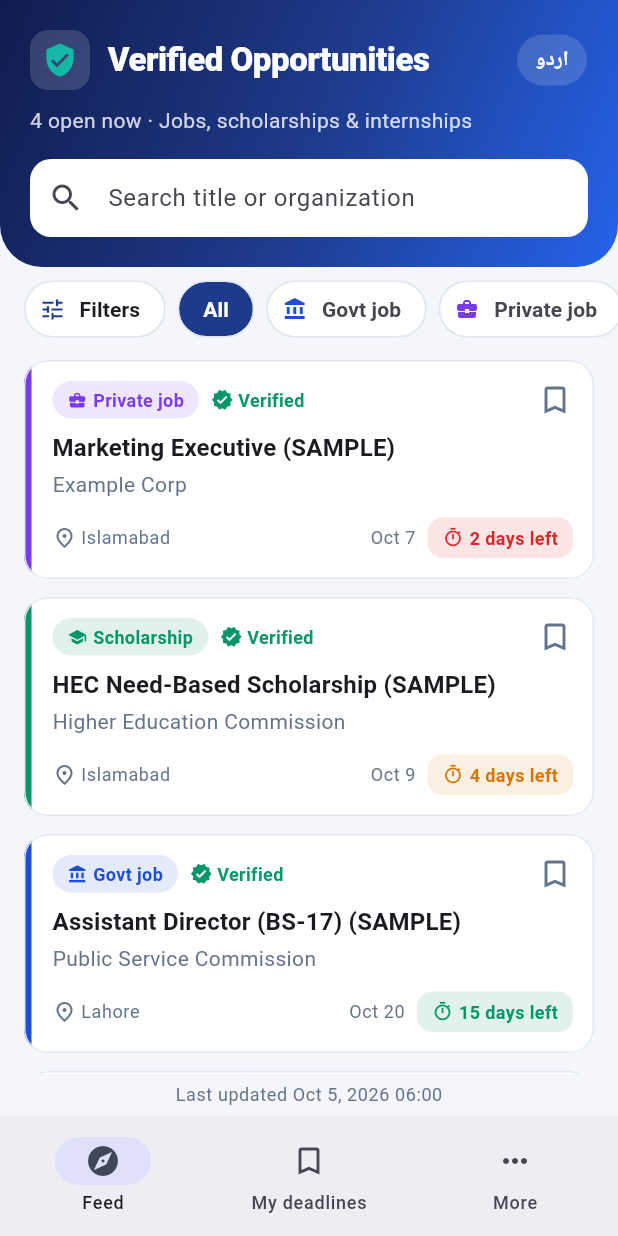
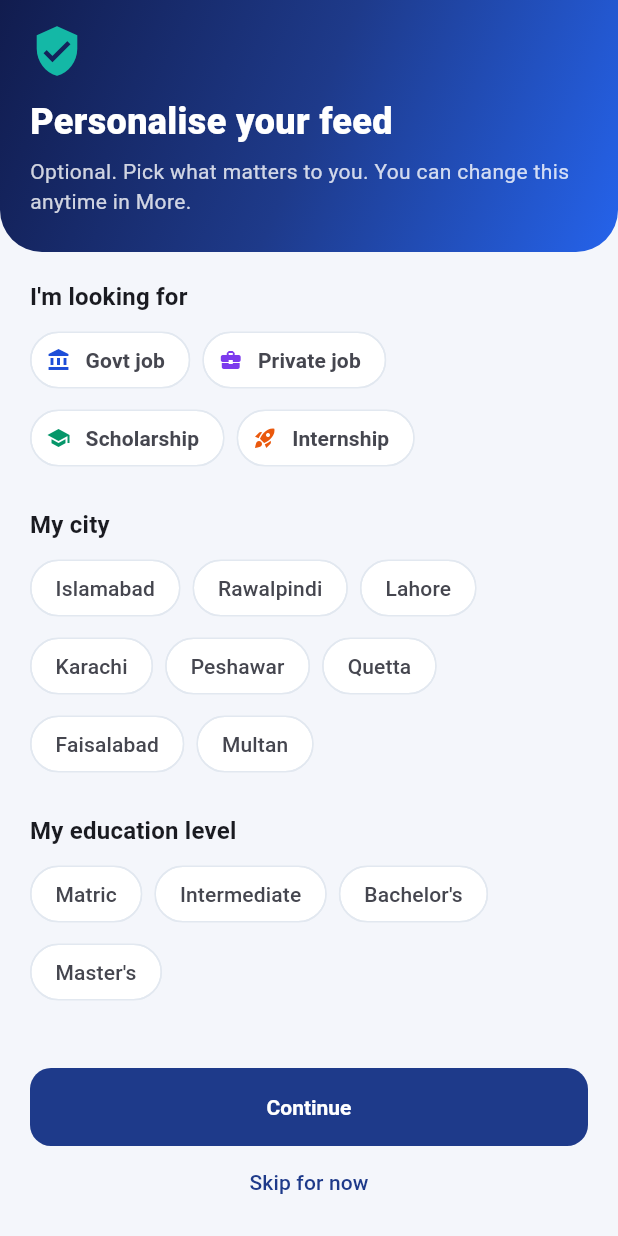
Before and after one commit to bangash40/jobs-scholarship-board, a Flutter app: the screen it shows after launch, on a phone screen of 412 x 824 dp. Run offline on Flutter 3.47's test engine with Material 3 defaults, Android fonts, the light colour scheme and no system bars; our stand-ins replace flutter_local_notifications, flutter_timezone, hive_flutter, timezone; accounts and stored records are empty.

Commit message:
Add optional interests setup and For you filter
First-launch screen (skippable) stores types, city and education on the device. Adds a For you chip, a More > My interests entry, and readable education labels.

```diff
--- a/lib/l10n/app_en.arb
+++ b/lib/l10n/app_en.arb
@@ -110,5 +110,18 @@
   "reasonFake": "Looks fake or a scam",
   "reasonExpired": "Deadline is wrong or expired",
   "reasonLink": "Link is broken or wrong",
-  "reasonOther": "Something else"
+  "reasonOther": "Something else",
+  "onboardTitle": "Personalise your feed",
+  "onboardSubtitle": "Optional. Pick what matters to you. You can change this anytime in More.",
+  "onboardTypes": "I'm looking for",
+  "onboardCity": "My city",
+  "onboardEducation": "My education level",
+  "onboardContinue": "Continue",
+  "onboardSkip": "Skip for now",
+  "forYou": "For you",
+  "moreInterests": "My interests",
+  "eduMatric": "Matric",
+  "eduInter": "Intermediate",
+  "eduBachelor": "Bachelor's",
+  "eduMaster": "Master's"
 }
--- a/lib/l10n/app_localizations.dart
+++ b/lib/l10n/app_localizations.dart
@@ -462,6 +462,84 @@ abstract class AppLocalizations {
   /// In en, this message translates to:
   /// **'Something else'**
   String get reasonOther;
+
+  /// No description provided for @onboardTitle.
+  ///
+  /// In en, this message translates to:
+  /// **'Personalise your feed'**
+  String get onboardTitle;
+
+  /// No description provided for @onboardSubtitle.
+  ///
+  /// In en, this message translates to:
+  /// **'Optional. Pick what matters to you. You can change this anytime in More.'**
+  String get onboardSubtitle;
+
+  /// No description provided for @onboardTypes.
+  ///
+  /// In en, this message translates to:
+  /// **'I\'m looking for'**
+  String get onboardTypes;
+
+  /// No description provided for @onboardCity.
+  ///
+  /// In en, this message translates to:
+  /// **'My city'**
+  String get onboardCity;
+
+  /// No description provided for @onboardEducation.
+  ///
+  /// In en, this message translates to:
+  /// **'My education level'**
+  String get onboardEducation;
+
+  /// No description provided for @onboardContinue.
+  ///
+  /// In en, this message translates to:
+  /// **'Continue'**
+  String get onboardContinue;
+
+  /// No description provided for @onboardSkip.
+  ///
+  /// In en, this message translates to:
+  /// **'Skip for now'**
+  String get onboardSkip;
+
+  /// No description provided for @forYou.
+  ///
+  /// In en, this message translates to:
+  /// **'For you'**
+  String get forYou;
+
+  /// No description provided for @moreInterests.
+  ///
+  /// In en, this message translates to:
+  /// **'My interests'**
+  String get moreInterests;
+
+  /// No description provided for @eduMatric.
+  ///
+  /// In en, this message translates to:
+  /// **'Matric'**
+  String get eduMatric;
+
+  /// No description provided for @eduInter.
+  ///
+  /// In en, this message translates to:
+  /// **'Intermediate'**
+  String get eduInter;
+
+  /// No description provided for @eduBachelor.
+  ///
+  /// In en, this message translates to:
+  /// **'Bachelor\'s'**
+  String get eduBachelor;
+
+  /// No description provided for @eduMaster.
+  ///
+  /// In en, this message translates to:
+  /// **'Master\'s'**
+  String get eduMaster;
 }
 
 class _AppLocalizationsDelegate
--- a/lib/l10n/app_localizations_en.dart
+++ b/lib/l10n/app_localizations_en.dart
@@ -225,4 +225,44 @@ class AppLocalizationsEn extends AppLocalizations {
 
   @override
   String get reasonOther => 'Something else';
+
+  @override
+  String get onboardTitle => 'Personalise your feed';
+
+  @override
+  String get onboardSubtitle =>
+      'Optional. Pick what matters to you. You can change this anytime in More.';
+
+  @override
+  String get onboardTypes => 'I\'m looking for';
+
+  @override
+  String get onboardCity => 'My city';
+
+  @override
+  String get onboardEducation => 'My education level';
+
+  @override
+  String get onboardContinue => 'Continue';
+
+  @override
+  String get onboardSkip => 'Skip for now';
+
+  @override
+  String get forYou => 'For you';
+
+  @override
+  String get moreInterests => 'My interests';
+
+  @override
+  String get eduMatric => 'Matric';
+
+  @override
+  String get eduInter => 'Intermediate';
+
+  @override
+  String get eduBachelor => 'Bachelor\'s';
+
+  @override
+  String get eduMaster => 'Master\'s';
 }
--- a/lib/l10n/l10n_helpers.dart
+++ b/lib/l10n/l10n_helpers.dart
@@ -20,3 +20,12 @@ extension L10nContext on BuildContext {
   String formatDate(DateTime date, DateFormat Function(String locale) fmt) =>
       fmt(Localizations.localeOf(this).toString()).format(date);
 }
+
+/// Readable name for an `educationLevel` feed value; unknown values pass through.
+String educationLabel(AppLocalizations l, String value) => switch (value) {
+  'matric' => l.eduMatric,
+  'inter' => l.eduInter,
+  'bachelor' => l.eduBachelor,
+  'master' => l.eduMaster,
+  _ => value,
+};
--- a/lib/main.dart
+++ b/lib/main.dart
@@ -3,8 +3,10 @@ import 'package:flutter_localizations/flutter_localizations.dart';
 
 import 'l10n/app_localizations.dart';
 import 'screens/home_shell.dart';
+import 'screens/onboarding_screen.dart';
 import 'services/feed_repository.dart';
 import 'services/locale_controller.dart';
+import 'services/preferences_controller.dart';
 import 'services/reminder_service.dart';
 import 'services/saved_controller.dart';
 import 'theme/app_theme.dart';
@@ -19,7 +21,11 @@ Future<void> main() async {
   await saved.init();
   final locale = LocaleController(reminders);
   await locale.init();
-  runApp(MainApp(repository: repository, saved: saved, locale: locale));
+  final prefs = PreferencesController();
+  await prefs.init();
+  runApp(
+    MainApp(repository: repository, saved: saved, locale: locale, prefs: prefs),
+  );
 }
 
 class MainApp extends StatelessWidget {
@@ -28,11 +34,13 @@ class MainApp extends StatelessWidget {
     required this.repository,
     required this.saved,
     required this.locale,
+    required this.prefs,
   });
 
   final FeedRepository repository;
   final SavedController saved;
   final LocaleController locale;
+  final PreferencesController prefs;
 
   @override
   Widget build(BuildContext context) {
@@ -50,7 +58,17 @@ class MainApp extends StatelessWidget {
         ],
         theme: AppTheme.light(),
         darkTheme: AppTheme.dark(),
-        home: HomeShell(repository: repository, saved: saved, locale: locale),
+        home: ListenableBuilder(
+          listenable: prefs,
+          builder: (_, _) => prefs.onboarded
+              ? HomeShell(
+                  repository: repository,
+                  saved: saved,
+                  locale: locale,
+                  prefs: prefs,
+                )
+              : OnboardingScreen(prefs: prefs),
+        ),
       ),
     );
   }
--- a/lib/screens/detail_screen.dart
+++ b/lib/screens/detail_screen.dart
@@ -233,7 +233,7 @@ class DetailScreen extends StatelessWidget {
                 _Section(
                   Icons.school_outlined,
                   context.l10n.educationLevel,
-                  listing.educationLevel,
+                  educationLabel(context.l10n, listing.educationLevel),
                 ),
                 _Section(
                   Icons.rule,
--- a/lib/screens/home_shell.dart
+++ b/lib/screens/home_shell.dart
@@ -3,6 +3,7 @@ import 'package:flutter/material.dart';
 import '../l10n/l10n_helpers.dart';
 import '../services/feed_repository.dart';
 import '../services/locale_controller.dart';
+import '../services/preferences_controller.dart';
 import '../services/saved_controller.dart';
 import 'feed_screen.dart';
 import 'more_screen.dart';
@@ -15,11 +16,13 @@ class HomeShell extends StatefulWidget {
     required this.repository,
     required this.saved,
     required this.locale,
+    required this.prefs,
   });
 
   final FeedRepository repository;
   final SavedController saved;
   final LocaleController locale;
+  final PreferencesController prefs;
 
   @override
   State<HomeShell> createState() => _HomeShellState();
@@ -56,9 +59,10 @@ class _HomeShellState extends State<HomeShell> {
             repository: widget.repository,
             saved: widget.saved,
             locale: widget.locale,
+            prefs: widget.prefs,
           ),
           SavedScreen(repository: widget.repository, saved: widget.saved),
-          MoreScreen(locale: widget.locale),
+          MoreScreen(locale: widget.locale, prefs: widget.prefs),
         ],
       ),
       bottomNavigationBar: ListenableBuilder(
--- /dev/null
+++ b/lib/screens/onboarding_screen.dart
@@ -0,0 +1,176 @@
+import 'package:flutter/material.dart';
+
+import '../l10n/l10n_helpers.dart';
+import '../models/listing.dart';
+import '../services/preferences_controller.dart';
+import '../theme/app_theme.dart';
+
+/// Optional interests setup. Shown once at first launch, and again from
+/// More > My interests (then [editing] is true and it closes when done).
+class OnboardingScreen extends StatefulWidget {
+  const OnboardingScreen({
+    super.key,
+    required this.prefs,
+    this.editing = false,
+  });
+
+  final PreferencesController prefs;
+  final bool editing;
+
+  @override
+  State<OnboardingScreen> createState() => _OnboardingScreenState();
+}
+
+class _OnboardingScreenState extends State<OnboardingScreen> {
+  late final Set<String> _types = {...widget.prefs.types};
+  late String? _city = widget.prefs.city;
+  late String? _education = widget.prefs.education;
+
+  Future<void> _finish({required bool skip}) async {
+    await widget.prefs.save(
+      types: skip ? const {} : _types,
+      city: skip ? null : _city,
+      education: skip ? null : _education,
+    );
+    if (widget.editing && mounted) Navigator.of(context).pop();
+  }
+
+  @override
+  Widget build(BuildContext context) {
+    final l = context.l10n;
+    final theme = Theme.of(context);
+    return Scaffold(
+      body: Column(
+        children: [
+          Container(
+            width: double.infinity,
+            decoration: const BoxDecoration(
+              gradient: AppColors.headerGradient,
+              borderRadius: BorderRadius.vertical(bottom: Radius.circular(28)),
+            ),
+            child: SafeArea(
+              bottom: false,
+              child: Padding(
+                padding: const EdgeInsets.fromLTRB(20, 16, 20, 24),
+                child: Column(
+                  crossAxisAlignment: CrossAxisAlignment.start,
+                  children: [
+                    if (widget.editing)
+                      const BackButton(color: Colors.white)
+                    else
+                      const Icon(
+                        Icons.verified_user,
+                        color: AppColors.accent,
+                        size: 36,
+                      ),
+                    const SizedBox(height: 12),
+                    Text(
+                      l.onboardTitle,
+                      style: const TextStyle(
+                        color: Colors.white,
+                        fontSize: 24,
+                        fontWeight: FontWeight.w800,
+                      ),
+                    ),
+                    const SizedBox(height: 6),
+                    Text(
+                      l.onboardSubtitle,
+                      style: TextStyle(
+                        color: Colors.white.withValues(alpha: 0.8),
+                      ),
+                    ),
+                  ],
+                ),
+              ),
+            ),
+          ),
+          Expanded(
+            child: ListView(
+              padding: const EdgeInsets.all(20),
+              children: [
+                Text(l.onboardTypes, style: theme.textTheme.titleMedium),
+                const SizedBox(height: 8),
+                Wrap(
+                  spacing: 8,
+                  runSpacing: 4,
+                  children: [
+                    for (final t in ListingType.values)
+                      FilterChip(
+                        avatar: Icon(
+                          t.icon,
+                          size: 16,
+                          color: _types.contains(t.key) ? Colors.white : t.color,
+                        ),
+                        label: Text(t.label(l)),
+                        labelStyle: TextStyle(
+                          color: _types.contains(t.key) ? Colors.white : null,
+                          fontWeight: FontWeight.w600,
+                        ),
+                        selected: _types.contains(t.key),
+                        selectedColor: t.color,
+                        onSelected: (on) => setState(
+                          () => on ? _types.add(t.key) : _types.remove(t.key),
+                        ),
+                      ),
+                  ],
+                ),
+                const SizedBox(height: 24),
+                Text(l.onboardCity, style: theme.textTheme.titleMedium),
+                const SizedBox(height: 8),
+                Wrap(
+                  spacing: 8,
+                  runSpacing: 4,
+                  children: [
+                    for (final c in PreferencesController.cities)
+                      ChoiceChip(
+                        label: Text(c),
+                        selected: _city == c,
+                        onSelected: (on) =>
+                            setState(() => _city = on ? c : null),
+                      ),
+                  ],
+                ),
+                const SizedBox(height: 24),
+                Text(l.onboardEducation, style: theme.textTheme.titleMedium),
+                const SizedBox(height: 8),
+                Wrap(
+                  spacing: 8,
+                  runSpacing: 4,
+                  children: [
+                    for (final e in PreferencesController.educationLevels)
+                      ChoiceChip(
+                        label: Text(educationLabel(l, e)),
+                        selected: _education == e,
+                        onSelected: (on) =>
+                            setState(() => _education = on ? e : null),
+                      ),
+                  ],
+                ),
+              ],
+            ),
+          ),
+          SafeArea(
+            top: false,
+            child: Padding(
+              padding: const EdgeInsets.fromLTRB(20, 8, 20, 12),
+              child: Column(
+                mainAxisSize: MainAxisSize.min,
+                children: [
+                  FilledButton(
+                    onPressed: () => _finish(skip: false),
+                    child: Text(l.onboardContinue),
+                  ),
+                  if (!widget.editing)
+                    TextButton(
+                      onPressed: () => _finish(skip: true),
+                      child: Text(l.onboardSkip),
+                    ),
+                ],
+              ),
+            ),
+          ),
+        ],
+      ),
+    );
+  }
+}
--- /dev/null
+++ b/lib/services/preferences_controller.dart
@@ -0,0 +1,80 @@
+import 'package:flutter/foundation.dart';
+import 'package:hive_flutter/hive_flutter.dart';
+
+import '../models/listing.dart';
+
+/// The user's optional interests, used to build the "For you" view.
+/// Stored on the device only.
+class PreferencesController extends ChangeNotifier {
+  late final Box<String> _box;
+
+  Set<String> _types = {};
+  String? _city;
+  String? _education;
+  bool _onboarded = false;
+
+  /// Main cities offered in the setup. Match the `city` values in the feed.
+  static const cities = [
+    'Islamabad',
+    'Rawalpindi',
+    'Lahore',
+    'Karachi',
+    'Peshawar',
+    'Quetta',
+    'Faisalabad',
+    'Multan',
+  ];
+
+  /// Match the `educationLevel` values in the feed.
+  static const educationLevels = ['matric', 'inter', 'bachelor', 'master'];
+
+  Set<String> get types => _types;
+  String? get city => _city;
+  String? get education => _education;
+  bool get onboarded => _onboarded;
+  bool get hasInterests =>
+      _types.isNotEmpty || _city != null || _education != null;
+
+  Future<void> init() async {
+    _box = await Hive.openBox<String>('settings');
+    _onboarded = _box.get('onboarded') == 'true';
+    final types = _box.get('interestTypes') ?? '';
+    _types = types.isEmpty ? {} : types.split(',').toSet();
+    _city = _nonEmpty(_box.get('interestCity'));
+    _education = _nonEmpty(_box.get('interestEducation'));
+  }
+
+  String? _nonEmpty(String? v) => (v == null || v.isEmpty) ? null : v;
+
+  /// Saves the choices and marks setup as done (also used when skipping).
+  Future<void> save({
+    Set<String> types = const {},
+    String? city,
+    String? education,
+  }) async {
+    _types = {...types};
+    _city = city;
+    _education = education;
+    _onboarded = true;
+    await _box.putAll({
+      'onboarded': 'true',
+      'interestTypes': _types.join(','),
+      'interestCity': city ?? '',
+      'interestEducation': education ?? '',
+    });
+    notifyListeners();
+  }
+
+  /// A listing with no city / education set (e.g. nationwide) is never excluded
+  /// by those choices.
+  bool matches(Listing l) {
+    if (_types.isNotEmpty && !_types.contains(l.type.key)) return false;
+    if (_city != null && l.city.isNotEmpty && l.city != _city) return false;
+    if (_education != null &&
+        l.educationLevel.isNotEmpty &&
+        l.educationLevel != _education) {
+      return false;
+    }
+    return true;
+  }
+}
```
Also changed, not shown: lib/l10n/app_localizations_ur.dart (+40 -0 lines), lib/l10n/app_ur.arb (+14 -1 lines), lib/screens/feed_screen.dart (+14 -0 lines), lib/screens/more_screen.dart (+18 -1 lines), lib/widgets/filter_sheet.dart (+5 -3 lines), 1 other file.
